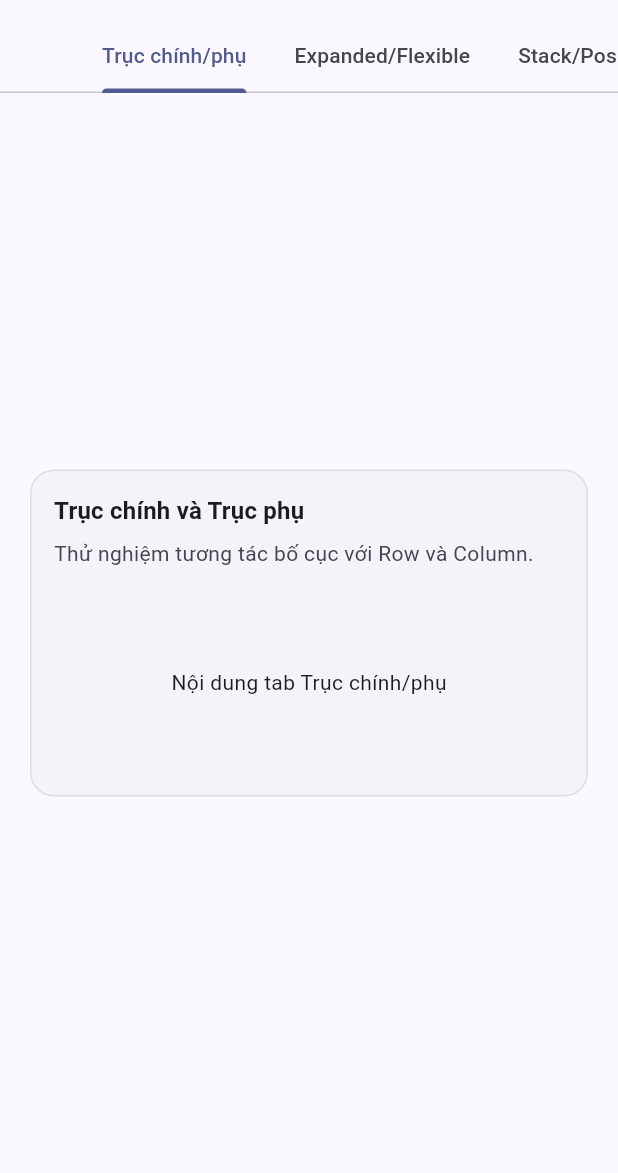
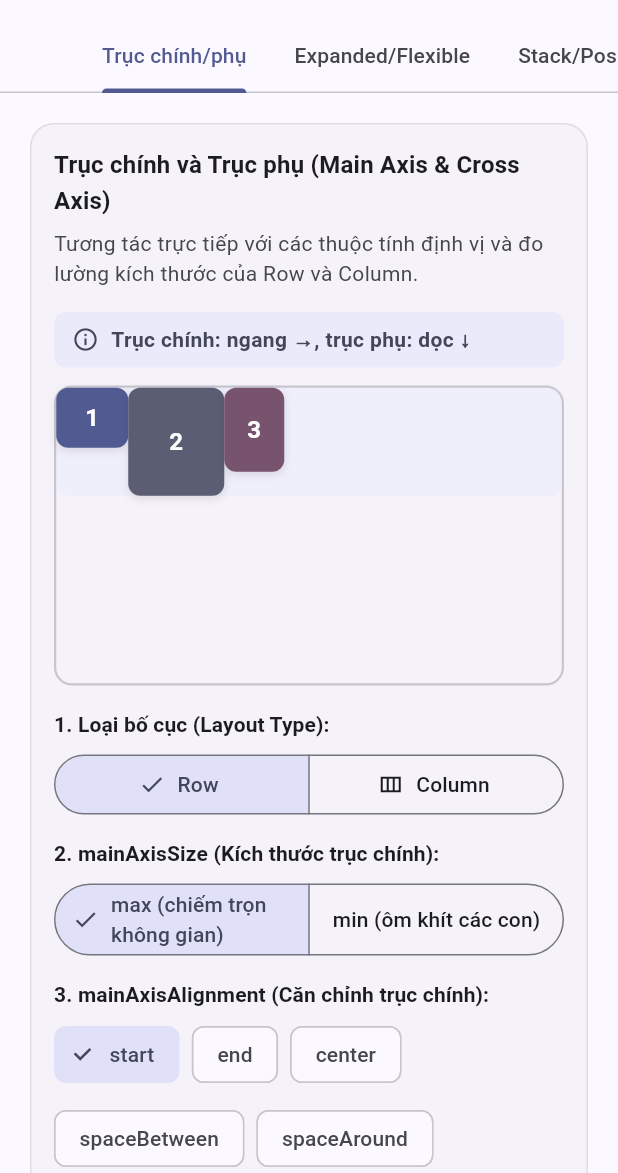
Before and after one commit to cityengin/study-dashboard, a Flutter app: the DemoLabScreen screen opened directly, on a phone screen of 412 x 824 dp, the part 63-1236 px from its top. Run offline on Flutter 3.47's test engine with Material 3 defaults, Android fonts, the phone set to English and light mode, and no system bars.

Commit message:
feat(demo-lab): sân chơi trục chính/phụ

```diff
--- a/lib/screens/demo_lab/demo_lab_screen.dart
+++ b/lib/screens/demo_lab/demo_lab_screen.dart
@@ -1,4 +1,5 @@
 import 'package:flutter/material.dart';
+import 'widgets/axis_playground.dart';
 import 'widgets/demo_card.dart';
 
 class DemoLabScreen extends StatelessWidget {
@@ -42,12 +43,10 @@ class DemoLabScreen extends StatelessWidget {
           children: [
             _buildTabWrapper(
               child: const DemoCard(
-                title: 'Trục chính và Trục phụ',
-                description: 'Thử nghiệm tương tác bố cục với Row và Column.',
-                child: SizedBox(
-                  height: 120,
-                  child: Center(child: Text('Nội dung tab Trục chính/phụ')),
-                ),
+                title: 'Trục chính và Trục phụ (Main Axis & Cross Axis)',
+                description:
+                    'Tương tác trực tiếp với các thuộc tính định vị và đo lường kích thước của Row và Column.',
+                child: AxisPlayground(),
               ),
             ),
             _buildTabWrapper(
--- /dev/null
+++ b/lib/screens/demo_lab/widgets/axis_playground.dart
@@ -0,0 +1,309 @@
+import 'package:flutter/material.dart';
+
+class AxisPlayground extends StatefulWidget {
+  const AxisPlayground({super.key});
+
+  @override
+  State<AxisPlayground> createState() => _AxisPlaygroundState();
+}
+
+class _AxisPlaygroundState extends State<AxisPlayground> {
+  bool _isRow = true;
+  MainAxisAlignment _mainAxisAlignment = MainAxisAlignment.start;
+  CrossAxisAlignment _crossAxisAlignment = CrossAxisAlignment.start;
+  MainAxisSize _mainAxisSize = MainAxisSize.max;
+
+  Widget _buildColorBox({
+    required String text,
+    required double width,
+    required double height,
+    required Color color,
+    required Color textColor,
+  }) {
+    return Container(
+      width: width,
+      height: height,
+      decoration: BoxDecoration(
+        color: color,
+        borderRadius: BorderRadius.circular(8),
+        boxShadow: [
+          BoxShadow(
+            color: Colors.black.withValues(alpha: 0.1),
+            blurRadius: 4,
+            offset: const Offset(0, 2),
+          ),
+        ],
+      ),
+      alignment: Alignment.center,
+      child: Text(
+        text,
+        style: TextStyle(
+          color: textColor,
+          fontWeight: FontWeight.bold,
+          fontSize: 16,
+        ),
+      ),
+    );
+  }
+
+  List<Widget> _buildBoxes(ThemeData theme) {
+    return [
+      _buildColorBox(
+        text: '1',
+        width: 48,
+        height: 40,
+        color: theme.colorScheme.primary,
+        textColor: theme.colorScheme.onPrimary,
+      ),
+      _buildColorBox(
+        text: '2',
+        width: 64,
+        height: 72,
+        color: theme.colorScheme.secondary,
+        textColor: theme.colorScheme.onSecondary,
+      ),
+      _buildColorBox(
+        text: '3',
+        width: 40,
+        height: 56,
+        color: theme.colorScheme.tertiary,
+        textColor: theme.colorScheme.onTertiary,
+      ),
+    ];
+  }
+
+  @override
+  Widget build(BuildContext context) {
+    final theme = Theme.of(context);
+    final axisExplanation = _isRow
+        ? 'Trục chính: ngang →, trục phụ: dọc ↓'
+        : 'Trục chính: dọc ↓, trục phụ: ngang →';
+
+    final generatedCode = '''${_isRow ? 'Row' : 'Column'}(
+  mainAxisAlignment: MainAxisAlignment.${_mainAxisAlignment.name},
+  crossAxisAlignment: CrossAxisAlignment.${_crossAxisAlignment.name},
+  mainAxisSize: MainAxisSize.${_mainAxisSize.name},
+  children: const [
+    Box(48×40),
+    Box(64×72),
+    Box(40×56),
+  ],
+)''';
+
+    return Column(
+      crossAxisAlignment: CrossAxisAlignment.stretch,
+      children: [
+        // Dòng thông tin giải thích hướng trục trực quan
+        Container(
+          padding: const EdgeInsets.symmetric(horizontal: 12, vertical: 8),
+          decoration: BoxDecoration(
+            color: theme.colorScheme.secondaryContainer.withValues(alpha: 0.5),
+            borderRadius: BorderRadius.circular(8),
+          ),
+          child: Row(
+            children: [
+              Icon(
+                Icons.info_outline,
+                size: 18,
+                color: theme.colorScheme.onSecondaryContainer,
+              ),
+              const SizedBox(width: 8),
+              Expanded(
+                child: Text(
+                  axisExplanation,
+                  style: theme.textTheme.bodyMedium?.copyWith(
+                    fontWeight: FontWeight.w600,
+                    color: theme.colorScheme.onSecondaryContainer,
+                  ),
+                ),
+              ),
+            ],
+          ),
+        ),
+        const SizedBox(height: 12),
+
+        // [Row / Column] Khung demo cố định cao 200, viền mỏng, DecoratedBox màu nhạt bao quanh hiển thị diện tích thật
+        Container(
+          height: 200,
+          width: double.infinity,
+          decoration: BoxDecoration(
+            border: Border.all(
+              color: theme.colorScheme.outlineVariant,
+              width: 1.5,
+            ),
+            borderRadius: BorderRadius.circular(12),
+          ),
+          // [Align + DecoratedBox] Đặt sát góc trên trái và bọc nền để quan sát rõ kích thước thật khi mainAxisSize.min
+          child: Align(
+            alignment: Alignment.topLeft,
+            child: DecoratedBox(
+              decoration: BoxDecoration(
+                color: theme.colorScheme.primaryContainer.withValues(alpha: 0.25),
+                borderRadius: BorderRadius.circular(8),
+              ),
+              child: _isRow
+                  ? Row(
+                      mainAxisAlignment: _mainAxisAlignment,
+                      crossAxisAlignment: _crossAxisAlignment,
+                      // [MainAxisSize] Xác định không gian của Row theo trục ngang
+                      mainAxisSize: _mainAxisSize,
+                      children: _buildBoxes(theme),
+                    )
+                  : Column(
+                      mainAxisAlignment: _mainAxisAlignment,
+                      crossAxisAlignment: _crossAxisAlignment,
+                      // [MainAxisSize] Xác định không gian của Column theo trục dọc
+                      mainAxisSize: _mainAxisSize,
+                      children: _buildBoxes(theme),
+                    ),
+            ),
+          ),
+        ),
+        const SizedBox(height: 16),
+
+        // Bộ điều khiển: Chọn Row hoặc Column
+        Text(
+          '1. Loại bố cục (Layout Type):',
+          style: theme.textTheme.labelLarge?.copyWith(fontWeight: FontWeight.bold),
+        ),
+        const SizedBox(height: 6),
+        SegmentedButton<bool>(
+          segments: const [
+            ButtonSegment(
+              value: true,
+              label: Text('Row'),
+              icon: Icon(Icons.table_rows_outlined),
+            ),
+            ButtonSegment(
+              value: false,
+              label: Text('Column'),
+              icon: Icon(Icons.view_column_outlined),
+            ),
+          ],
+          selected: {_isRow},
+          onSelectionChanged: (val) {
+            setState(() {
+              _isRow = val.first;
+            });
+          },
+        ),
+        const SizedBox(height: 12),
+
+        // Bộ điều khiển: mainAxisSize
+        Text(
+          '2. mainAxisSize (Kích thước trục chính):',
+          style: theme.textTheme.labelLarge?.copyWith(fontWeight: FontWeight.bold),
+        ),
+        const SizedBox(height: 6),
+        SegmentedButton<MainAxisSize>(
+          segments: const [
+            ButtonSegment(
+              value: MainAxisSize.max,
+              label: Text('max (chiếm trọn không gian)'),
+            ),
+            ButtonSegment(
+              value: MainAxisSize.min,
+              label: Text('min (ôm khít các con)'),
+            ),
+          ],
+          selected: {_mainAxisSize},
+          onSelectionChanged: (val) {
+            setState(() {
+              _mainAxisSize = val.first;
+            });
+          },
+        ),
+        const SizedBox(height: 12),
+
+        // Bộ điều khiển: mainAxisAlignment
+        Text(
+          '3. mainAxisAlignment (Căn chỉnh trục chính):',
+          style: theme.textTheme.labelLarge?.copyWith(fontWeight: FontWeight.bold),
+        ),
+        const SizedBox(height: 6),
+        Wrap(
+          spacing: 8,
+          runSpacing: 8,
+          children: [
+            MainAxisAlignment.start,
+            MainAxisAlignment.end,
+            MainAxisAlignment.center,
+            MainAxisAlignment.spaceBetween,
+            MainAxisAlignment.spaceAround,
+            MainAxisAlignment.spaceEvenly,
+          ].map((alignment) {
+            final isSelected = _mainAxisAlignment == alignment;
+            return ChoiceChip(
+              label: Text(alignment.name),
+              selected: isSelected,
+              onSelected: (selected) {
+                if (selected) {
+                  setState(() {
+                    _mainAxisAlignment = alignment;
+                  });
+                }
+              },
+            );
+          }).toList(),
+        ),
+        const SizedBox(height: 12),
+
+        // Bộ điều khiển: crossAxisAlignment
+        Text(
+          '4. crossAxisAlignment (Căn chỉnh trục phụ):',
+          style: theme.textTheme.labelLarge?.copyWith(fontWeight: FontWeight.bold),
+        ),
+        const SizedBox(height: 6),
+        Wrap(
+          spacing: 8,
+          runSpacing: 8,
+          children: [
+            CrossAxisAlignment.start,
+            CrossAxisAlignment.end,
+            CrossAxisAlignment.center,
+            CrossAxisAlignment.stretch,
+          ].map((alignment) {
+            final isSelected = _crossAxisAlignment == alignment;
+            return ChoiceChip(
+              label: Text(alignment.name),
+              selected: isSelected,
+              onSelected: (selected) {
+                if (selected) {
+                  setState(() {
+                    _crossAxisAlignment = alignment;
+                  });
+                }
+              },
+            );
+          }).toList(),
+        ),
+        const SizedBox(height: 16),
+
+        // Đoạn code tương ứng với cấu hình đang chọn
+        Text(
+          'Mã nguồn minh họa:',
+          style: theme.textTheme.labelLarge?.copyWith(fontWeight: FontWeight.bold),
+        ),
+        const SizedBox(height: 6),
+        Container(
+          padding: const EdgeInsets.all(12),
+          decoration: BoxDecoration(
+            color: theme.colorScheme.surfaceContainerHighest.withValues(alpha: 0.6),
+            borderRadius: BorderRadius.circular(8),
+            border: Border.all(
+              color: theme.colorScheme.outlineVariant.withValues(alpha: 0.5),
+            ),
+          ),
+          child: SelectableText(
+            generatedCode,
+            style: TextStyle(
+              fontFamily: 'monospace',
+              fontSize: 13,
+              color: theme.colorScheme.onSurface,
+            ),
+          ),
+        ),
+      ],
+    );
+  }
+}
```
Also changed, not shown: lib/screens/demo_lab/widgets/demo_card.dart (line endings or trailing spaces), 1 other file.
